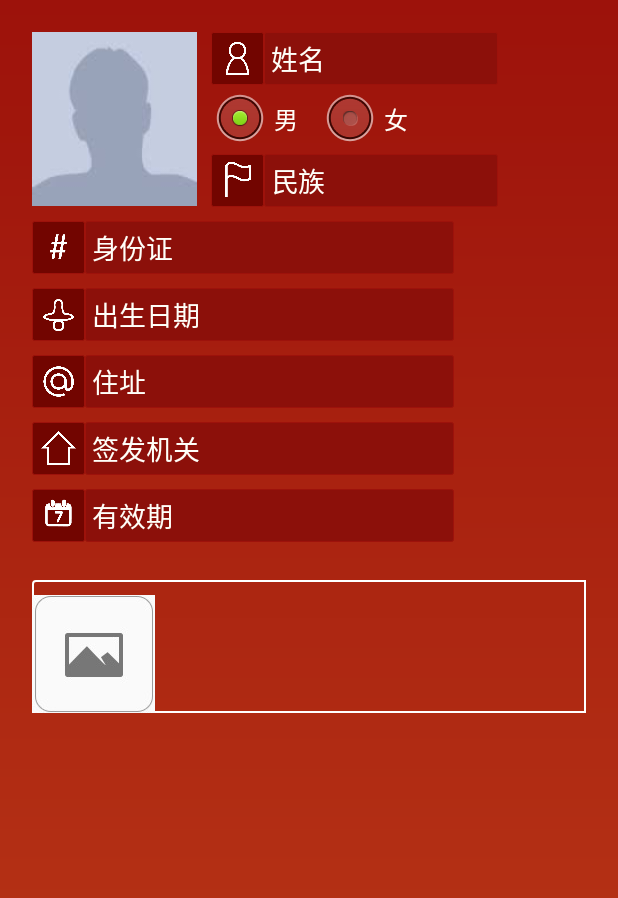
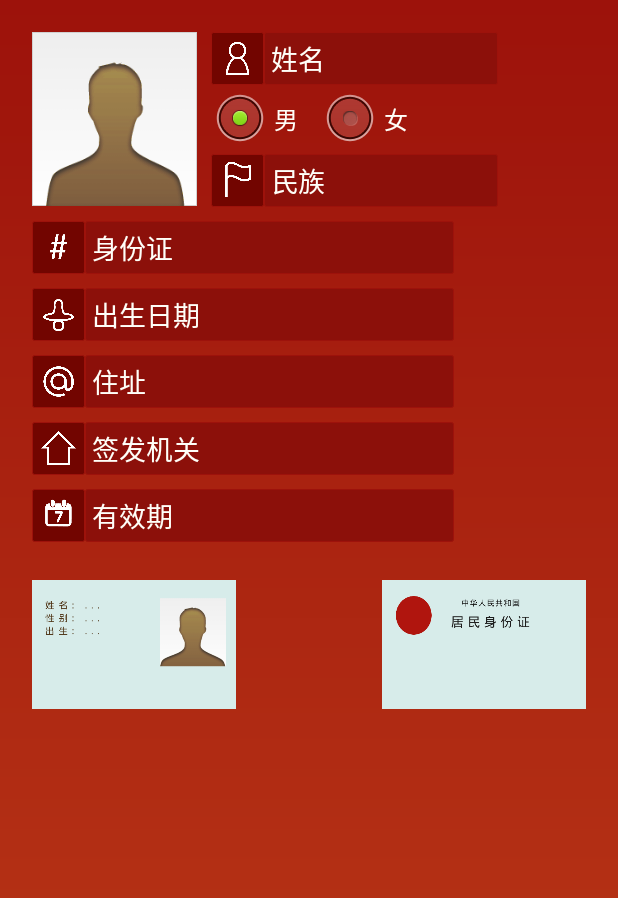
Before and after one commit to thiadeliria/mobapp_layout, an Android app: the FragmentIDCard screen opened directly, with no data from a screen before it, on a phone screen of 412 x 824 dp. Shown: the top 898 px of the screen. Run offline under Robolectric (Android 15) with nearby library versions, the phone set to English and light mode, and no system bars; 7 statements that could not run were skipped.

Commit message:
Finished shenfenzheng layout!

```diff
--- a/app/src/main/res/layout/fragment_idcard.xml
+++ b/app/src/main/res/layout/fragment_idcard.xml
@@ -19,7 +19,7 @@
             android:layout_alignParentTop="true"
             android:layout_marginBottom="16dp"
             android:layout_marginRight="9dp"
-            android:background="@drawable/stranger" />
+            android:background="@drawable/ic_stranger" />
 
         <ImageView
             android:id="@+id/nameText"
@@ -91,7 +91,9 @@
                 android:layout_height="wrap_content"
                 android:checked="false"
                 android:text="女" />
-        </RadioGroup>  -->
+        </RadioGroup>
+
+        -->
 
         <ImageView
             android:id="@+id/minzuText"
@@ -136,6 +138,8 @@
 "
 
 
+
+
         <ImageView
             android:id="@+id/dobText"
             android:layout_width="35dp"
@@ -156,6 +160,8 @@
             android:inputType="date"
             android:textColorHint="#fffff9" />
 "
+
+
 
 
         <ImageView
@@ -200,6 +206,8 @@
 "
 
 
+
+
         <ImageView
             android:id="@+id/expiryText"
             android:layout_width="35dp"
@@ -221,30 +229,28 @@
             android:textColorHint="#fffff9" />
 "
 
+
+
     </RelativeLayout>
 
     <RelativeLayout
-        android:layout_width="fill_parent"
+        android:layout_width="match_parent"
         android:layout_height="wrap_content"
-        android:layout_below="@+id/r1"
-        android:layout_gravity="right"
-        android:background="@drawable/border"
-        android:orientation="vertical"
-        android:paddingTop="10dp" >
-
-        <TextView
-            android:id="@+id/idPicText"
-            android:layout_width="match_parent"
-            android:layout_height="wrap_content"
-            android:paddingLeft="10dp"
-            android:text="身份证照片" />
+        android:layout_below="@+id/r1" >
 
         <ImageView
             android:id="@+id/frontView"
-            android:layout_width="wrap_content"
-            android:layout_height="wrap_content"
-            android:layout_gravity="center"
-            android:background="@drawable/pic" />
+            android:layout_width="136dp"
+            android:layout_height="86dp"
+            android:layout_alignParentLeft="true"
+            android:background="@drawable/ic_id_front" />
+
+        <ImageView
+            android:id="@+id/backView"
+            android:layout_width="136dp"
+            android:layout_height="86dp"
+            android:layout_alignParentRight="true"
+            android:background="@drawable/ic_id_back" />
     </RelativeLayout>
 
 </RelativeLayout>
```
Also changed, not shown: app/src/main/gen/com/stackbase/mobapp/R.java (+36 -33 lines), app/src/main/res/drawable-hdpi/ic_id_back.png (added), app/src/main/res/drawable-hdpi/ic_id_front.png (added), app/src/main/res/drawable-hdpi/ic_stranger.png (added), 9 other files.
